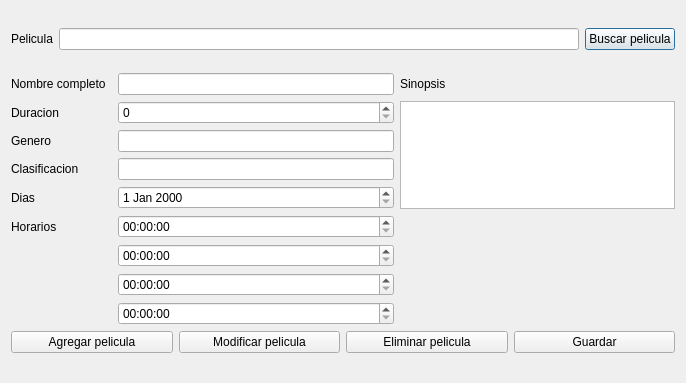
Old version of the form Proyecto_Cine/peliculas.ui in the repository moyeta-tech/Cine.
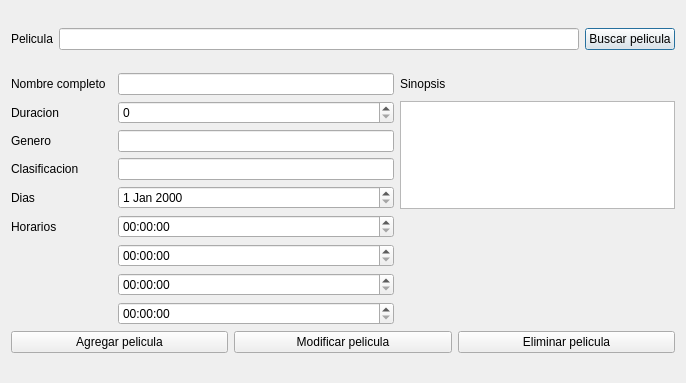
New version of the form.

Commit message: pelicula buscar

Patch:
```diff
--- a/Proyecto_Cine/peliculas.ui
+++ b/Proyecto_Cine/peliculas.ui
@@ -103,13 +103,6 @@
            </property>
           </widget>
          </item>
-         <item>
-          <widget class="QPushButton" name="Boton_guardar">
-           <property name="text">
-            <string>Guardar</string>
-           </property>
-          </widget>
-         </item>
         </layout>
        </item>
        <item row="0" column="2">
```
The commit also changes 32 other files.
